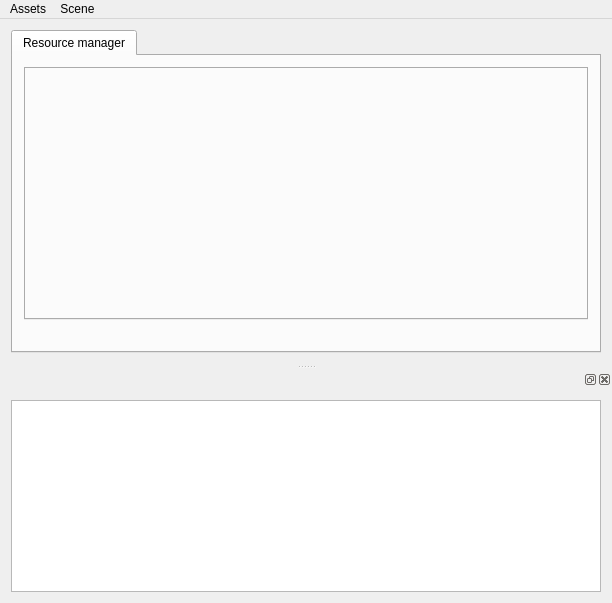
This is src/wte/ui/WtEditor.ui in spiricn/Wt as Qt 5 draws it before an edit. The edited form follows.
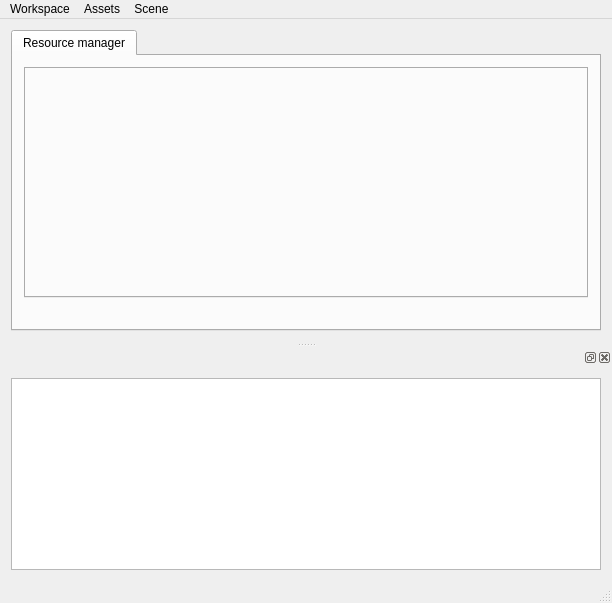
This is the edited form. Icons and pictures are not drawn.

Patch:
```diff
--- a/src/wte/ui/WtEditor.ui
+++ b/src/wte/ui/WtEditor.ui
@@ -86,6 +86,13 @@
     <addaction name="actionSceneReload"/>
     <addaction name="actionSceneClear"/>
    </widget>
+   <widget class="QMenu" name="menuWorkspace">
+    <property name="title">
+     <string>Workspace</string>
+    </property>
+    <addaction name="actionWorkspaceSwitch"/>
+   </widget>
+   <addaction name="menuWorkspace"/>
    <addaction name="menuAssets"/>
    <addaction name="menuScene"/>
   </widget>
@@ -101,6 +108,7 @@
     </layout>
    </widget>
   </widget>
+  <widget class="QStatusBar" name="statusBar"/>
   <action name="actionAssetsSave">
    <property name="icon">
     <iconset resource="../../../build/vs10/WtEditor/WtEditor.qrc">
```
Left out of the diff: 27 changed lines with no effect on the pictures.
